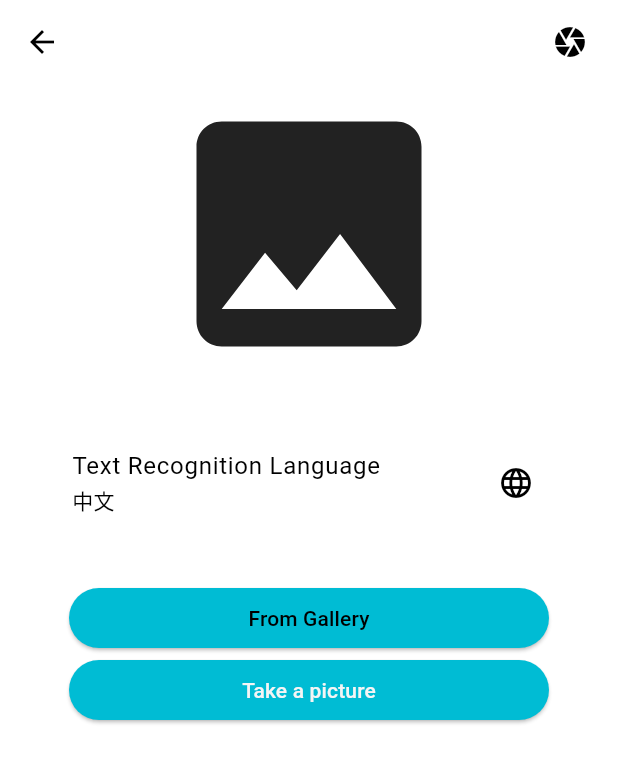
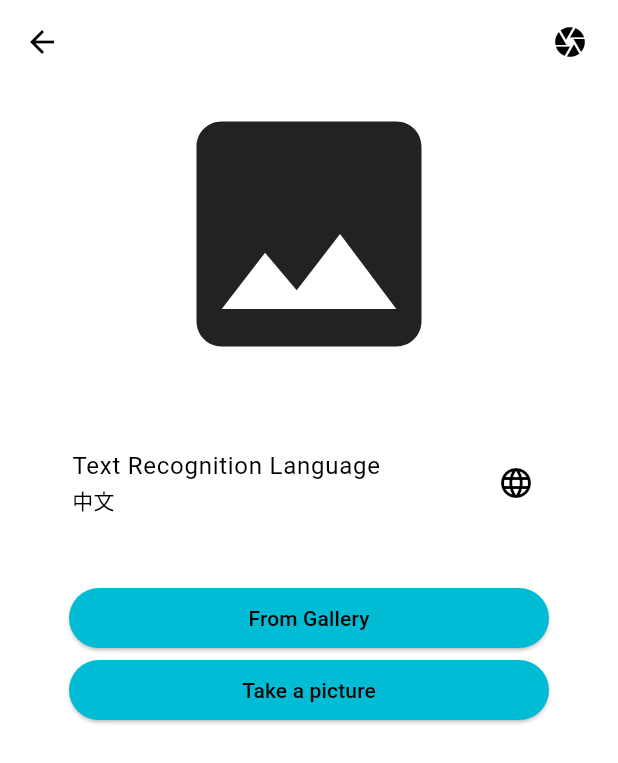
Before and after one commit to indefinite-future/QuoteLens, a Flutter app: the GalleryView screen opened directly with empty values, on a phone screen of 412 x 824 dp. Shown: the top 763 px of the screen. Run offline on Flutter 3.47's test engine with Material 3 defaults, Android fonts, the phone set to English and light mode, and no system bars; our stand-ins replace camera, cloud_firestore, feather_icons, firebase_auth, firebase_core, firebase_storage and 2 more; missing offline and left inert: flutter_quill, google_mlkit_commons, google_mlkit_text_recognition; accounts and stored records are empty; network calls fail.

Commit message:
test github release

```diff
--- a/lib/pages/gallery_view.dart
+++ b/lib/pages/gallery_view.dart
@@ -136,12 +136,15 @@ class _GalleryViewState extends State<GalleryView> {
             padding:
                 const EdgeInsets.symmetric(vertical: 0.0, horizontal: 30.0),
             child: ElevatedButton(
-              child: Text('From Gallery'),
               onPressed: () => _getImage(ImageSource.gallery),
               style: ButtonStyle(
                 backgroundColor: MaterialStateProperty.all<Color>(Colors.cyan),
                 foregroundColor: MaterialStateProperty.all<Color>(
                     Theme.of(context).primaryColor),
+              ),
+              child: Text(
+                'From Gallery',
+                style: TextStyle(color: Theme.of(context).primaryColor),
               ),
             ),
           ),
@@ -149,12 +152,15 @@ class _GalleryViewState extends State<GalleryView> {
             padding:
                 const EdgeInsets.symmetric(vertical: 0.0, horizontal: 30.0),
             child: ElevatedButton(
-              child: Text('Take a picture'),
               onPressed: () => _getImage(ImageSource.camera),
               style: ButtonStyle(
                 backgroundColor: MaterialStateProperty.all<Color>(Colors.cyan),
                 // foregroundColor: MaterialStateProperty.all<Color>(
                 //     Theme.of(context).primaryColor),
+              ),
+              child: Text(
+                'Take a picture',
+                style: TextStyle(color: Theme.of(context).primaryColor),
               ),
             ),
           ),
--- a/pubspec.yaml
+++ b/pubspec.yaml
@@ -47,6 +47,7 @@ dependencies:
   path_provider: ^2.1.2
   google_mlkit_commons: ^0.6.1
   flutter_launcher_icons: ^0.13.1
+  flutter_native_splash: ^2.4.0
 
   # The following adds the Cupertino Icons font to your application.
   # Use with the CupertinoIcons class for iOS style icons.
```
Also changed, not shown: pubspec.lock, 1 other file.
